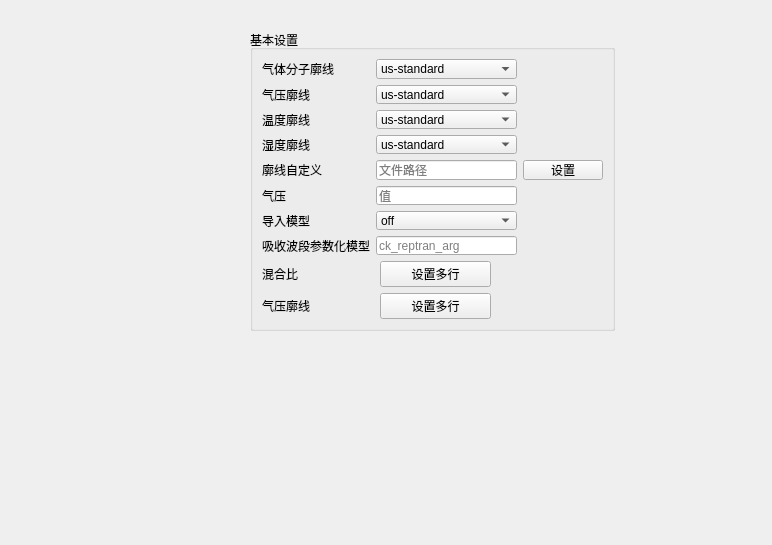
This is GUI/atmospherepage.ui in code-arter/radiometer-GUI as Qt 5 draws it before an edit. The edited form follows.
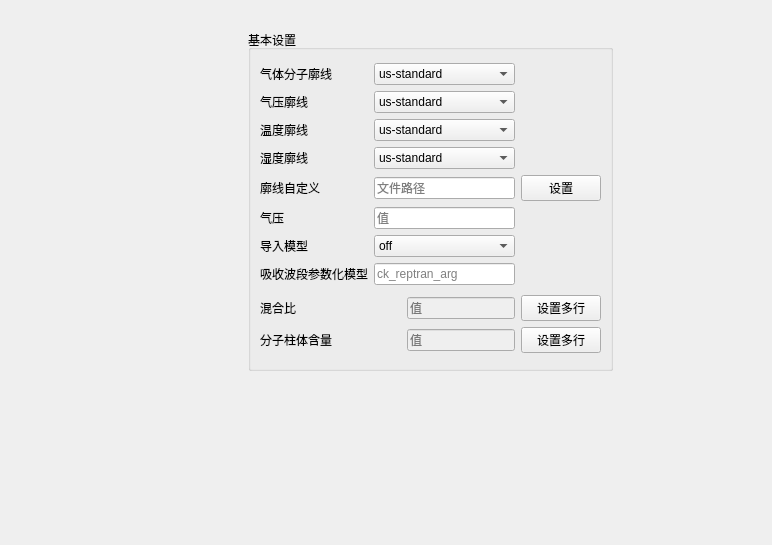
This is the edited form.

The edit to the form file:
```diff
--- a/GUI/atmospherepage.ui
+++ b/GUI/atmospherepage.ui
@@ -16,13 +16,13 @@
   <widget class="QWidget" name="">
    <property name="geometry">
     <rect>
-     <x>210</x>
+     <x>110</x>
      <y>30</y>
-     <width>445</width>
-     <height>301</height>
+     <width>641</width>
+     <height>341</height>
     </rect>
    </property>
-   <layout class="QHBoxLayout" name="horizontalLayout">
+   <layout class="QHBoxLayout" name="horizontalLayout" stretch="0,0,0">
     <item>
      <spacer name="horizontalSpacer">
       <property name="orientation">
@@ -43,7 +43,7 @@
       </property>
       <layout class="QVBoxLayout" name="verticalLayout_2">
        <item>
-        <layout class="QGridLayout" name="gridLayout_3">
+        <layout class="QGridLayout" name="gridLayout_3" columnstretch="0,0,0">
          <item row="6" column="1">
           <widget class="QComboBox" name="comboBox_31">
            <property name="option_name" stdset="0">
@@ -364,23 +364,23 @@
         </layout>
        </item>
        <item>
-        <layout class="QGridLayout" name="gridLayout_4" columnstretch="4,4,4">
-         <item row="1" column="1">
-          <widget class="QPushButton" name="pushButton_5">
-           <property name="text">
-            <string>设置多行</string>
-           </property>
-          </widget>
-         </item>
+        <layout class="QGridLayout" name="gridLayout_4" columnstretch="4,0,0">
          <item row="1" column="0">
           <widget class="QLabel" name="label_70">
            <property name="text">
-            <string>气压廓线</string>
+            <string>分子柱体含量</string>
            </property>
           </widget>
          </item>
-         <item row="0" column="1">
-          <widget class="QPushButton" name="pushButton_6">
+         <item row="1" column="2">
+          <widget class="QPushButton" name="pushButton_2">
+           <property name="text">
+            <string>设置多行</string>
+           </property>
+          </widget>
+         </item>
+         <item row="0" column="2">
+          <widget class="QPushButton" name="pushButton">
            <property name="text">
             <string>设置多行</string>
            </property>
@@ -393,18 +393,37 @@
            </property>
           </widget>
          </item>
-         <item row="0" column="2">
-          <spacer name="horizontalSpacer_2">
-           <property name="orientation">
-            <enum>Qt::Horizontal</enum>
+         <item row="0" column="1">
+          <widget class="QLineEdit" name="lineEdit_mixing_ratio">
+           <property name="enabled">
+            <bool>false</bool>
            </property>
-           <property name="sizeHint" stdset="0">
-            <size>
-             <width>40</width>
-             <height>20</height>
-            </size>
+           <property name="text">
+            <string/>
            </property>
-          </spacer>
+           <property name="placeholderText">
+            <string>值</string>
+           </property>
+           <property name="option_name" stdset="0">
+            <string>mixing_ratio</string>
+           </property>
+          </widget>
+         </item>
+         <item row="1" column="1">
+          <widget class="QLineEdit" name="lineEdit_mol_modify">
+           <property name="enabled">
+            <bool>false</bool>
+           </property>
+           <property name="text">
+            <string/>
+           </property>
+           <property name="placeholderText">
+            <string>值</string>
+           </property>
+           <property name="option_name" stdset="0">
+            <string>mol_modify</string>
+           </property>
+          </widget>
          </item>
         </layout>
        </item>
```
